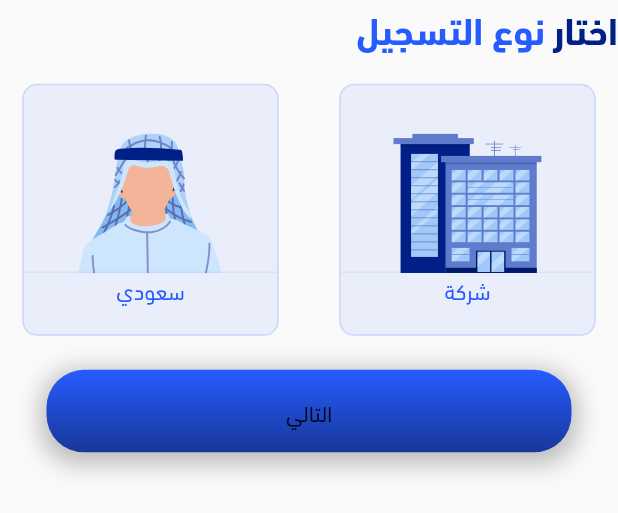
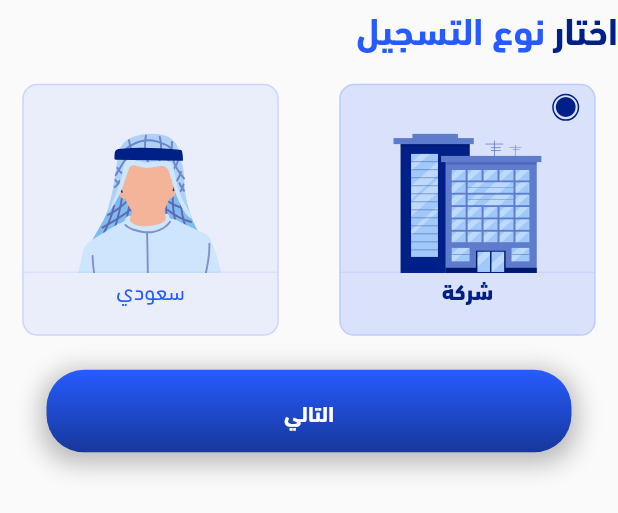
Before and after one commit to AhmedMahhmoud/Sadiq, a Flutter app: the ChooseTypeStep widget shown alone on an empty page, opened directly, after a tap on "شركة", on a phone screen of 412 x 824 dp. Shown: the top 513 px of the screen. Run offline on Flutter 3.47's test engine with Material 3 defaults, Android fonts, the light colour scheme and no system bars; our stand-ins replace animate_do, bloc, easy_localization, easy_stepper, equatable, flutter_bloc and 2 more; missing offline and left inert: cupertino_battery_indicator.

Commit message:
Signup Step Variable

```diff
--- a/lib/Features/Authentication/View/sections/choose_city_step.dart
+++ b/lib/Features/Authentication/View/sections/choose_city_step.dart
@@ -55,6 +55,11 @@ class ChooseCityStep extends StatelessWidget {
             SizedBox(height: 12.h),
             Center(
               child: RoundedButton(
+                style: TextStyle(
+                  color: Colors.white,
+                  fontSize: 14.sp,
+                  fontWeight: FontWeight.w700,
+                ),
                 onPressed: () {
                   authCubit.changeSignUpStep(1);
                 },
--- a/lib/Features/Authentication/View/sections/choose_type_step.dart
+++ b/lib/Features/Authentication/View/sections/choose_type_step.dart
@@ -48,18 +48,18 @@ class ChooseTypeStep extends StatelessWidget {
               SignUpTypeBtn(
                 icon: SvgAssetsPaths.company,
                 title: 'شركة',
-                isChooised: authCubit.choosedType == 1 ? true : false,
+                isChooised: authCubit.choosedType == 0 ? true : false,
                 onClick: () {
-                  authCubit.chooseType(2);
+                  authCubit.chooseType(0);
                 },
               ),
               SizedBox(width: 10.w),
               SignUpTypeBtn(
                 icon: SvgAssetsPaths.saudiArabian,
                 title: 'سعودي',
-                isChooised: authCubit.choosedType == 0 ? true : false,
+                isChooised: authCubit.choosedType == 1 ? true : false,
                 onClick: () {
-                  authCubit.chooseType(0);
+                  authCubit.chooseType(1);
                 },
               ),
             ],
@@ -67,6 +67,11 @@ class ChooseTypeStep extends StatelessWidget {
           SizedBox(height: 12.h),
           Center(
             child: RoundedButton(
+              style: TextStyle(
+                color: Colors.white,
+                fontSize: 14.sp,
+                fontWeight: FontWeight.w700,
+              ),
               onPressed: () {
                 authCubit.changeSignUpStep(2);
               },
--- a/lib/Features/Authentication/View/sections/stepper_step.dart
+++ b/lib/Features/Authentication/View/sections/stepper_step.dart
@@ -138,8 +138,14 @@ class StepperStep extends StatelessWidget {
             ),
           ],
         ),
+        SizedBox(height: 12.h),
         Center(
           child: RoundedButton(
+            style: TextStyle(
+              color: Colors.white,
+              fontSize: 14.sp,
+              fontWeight: FontWeight.w700,
+            ),
             onPressed: () {},
             title: 'التالي',
           ),
```
Also changed, not shown: pubspec.lock.
